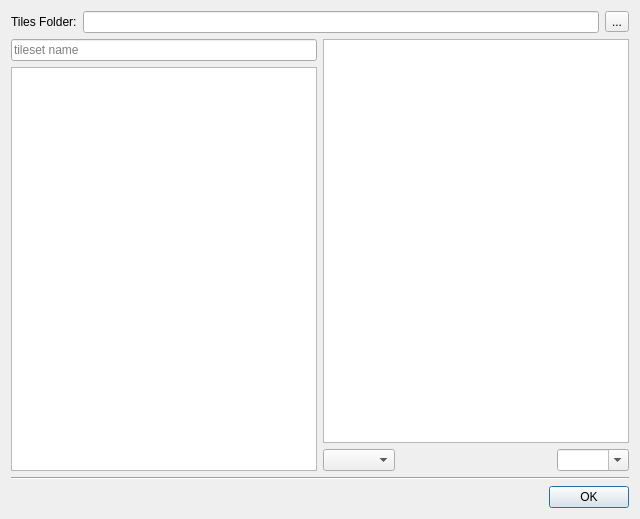
Above: src/tiled/tilemetainfodialog.ui from Unjammer/TileZed before the change. Below: the same form after it.
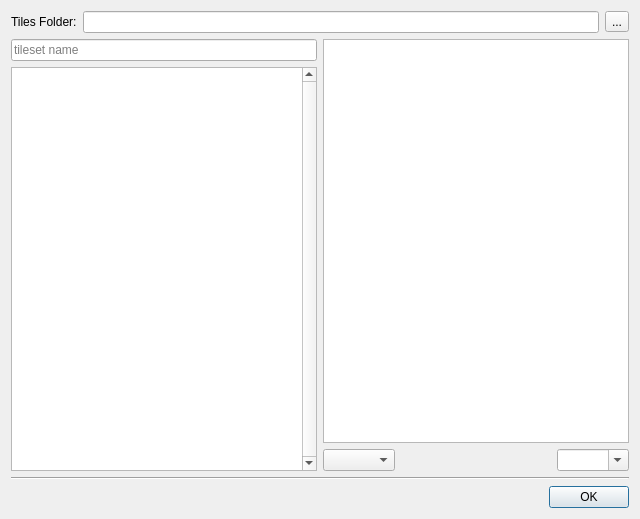
That is the form after the change. Icons and pictures are not drawn. Custom widgets are drawn as their Qt base class.

```diff
--- a/src/tiled/tilemetainfodialog.ui
+++ b/src/tiled/tilemetainfodialog.ui
@@ -61,6 +61,27 @@
            <verstretch>0</verstretch>
           </sizepolicy>
          </property>
+         <property name="verticalScrollBarPolicy">
+          <enum>Qt::ScrollBarAlwaysOn</enum>
+         </property>
+         <property name="sizeAdjustPolicy">
+          <enum>QAbstractScrollArea::AdjustToContents</enum>
+         </property>
+         <property name="iconSize">
+          <size>
+           <width>16</width>
+           <height>16</height>
+          </size>
+         </property>
+         <property name="resizeMode">
+          <enum>QListView::Adjust</enum>
+         </property>
+         <property name="viewMode">
+          <enum>QListView::ListMode</enum>
+         </property>
+         <property name="sortingEnabled">
+          <bool>true</bool>
+         </property>
         </widget>
        </item>
        <item>
```
